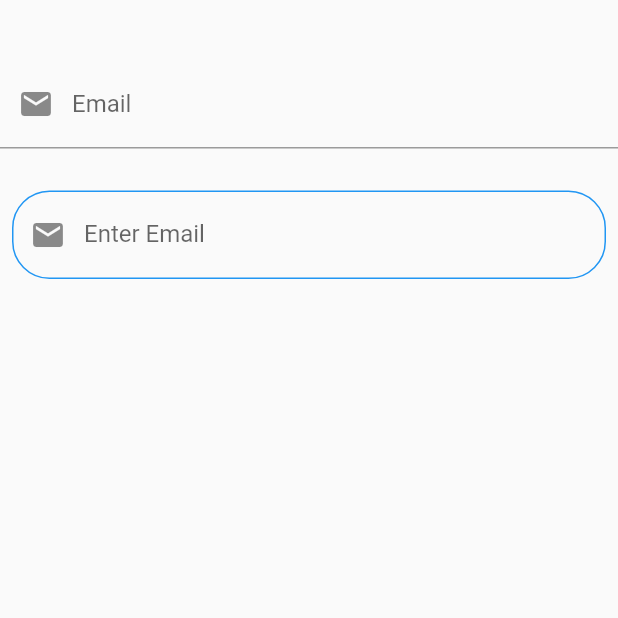
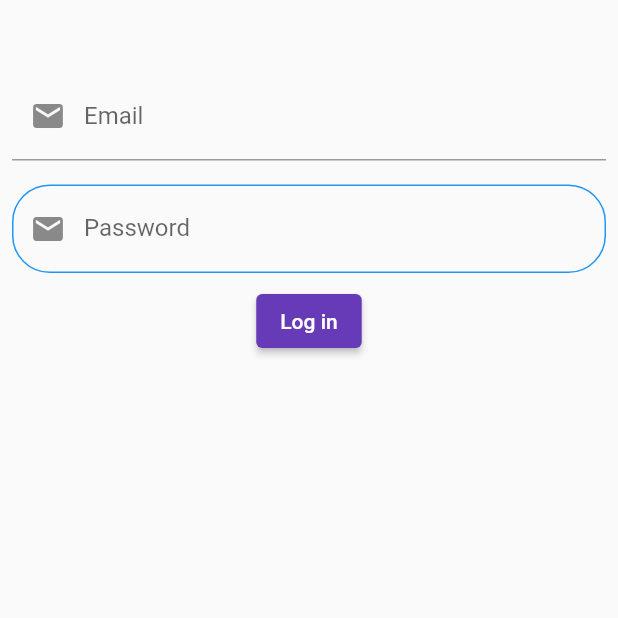
Before and after one commit to AliAltiyev/horoscope_guide, a Flutter app: the screen it shows after launch, on a phone screen of 412 x 824 dp, the top half of it. Run offline on Flutter 3.47's test engine with Material 2 defaults, Android fonts, the phone set to English and light mode, and no system bars; our stand-ins replace palette_generator.

Commit message:
Using TextFormField with validators and using Form with wrapping children

```diff
--- a/lib/widgest/text_form.dart
+++ b/lib/widgest/text_form.dart
@@ -8,6 +8,9 @@ class TextFormExample extends StatefulWidget {
 }
 
 class _TextFormExampleState extends State<TextFormExample> {
+  String? email, password;
+  final formKey = GlobalKey<FormState>();
+
   @override
   Widget build(BuildContext context) {
     return Scaffold(
@@ -17,37 +20,48 @@ class _TextFormExampleState extends State<TextFormExample> {
           child: Column(
             children: <Widget>[
               Form(
+                key: formKey,
                 autovalidateMode: AutovalidateMode.onUserInteraction,
+                child: Column(
+                  children: [
+                    Padding(
+                      padding: const EdgeInsets.all(8.0),
                       child: TextFormField(
+                        onSaved: (value) {
+                          email = value;
+                        },
                         validator: (value) {
-                    if (value!.length < 10) {
-                      return "Your password is too short";
+                          if (value!.isEmpty) {
+                            return "Enter email";
+                          } else if (value!.length < 10) {
+                            return "Your email is too short";
                           } else {
                             return null;
                           }
                         },
                         decoration: const InputDecoration(
-                      label: Text("Email"), prefixIcon: Icon(Icons.email)),
+                            label: Text("Email"),
+                            prefixIcon: Icon(Icons.email)),
                       ),
-              ),
-              const SizedBox(
-                height: 20,
                     ),
                     Padding(
                       padding: const EdgeInsets.all(8.0),
-                child: Form(
-                  autovalidateMode: AutovalidateMode.onUserInteraction,
                       child: TextFormField(
+                        onSaved: (value) {
+                          password = value;
+                        },
                         validator: (value) {
-
-                      if (value!.length < 5) {
+                          if (value!.isEmpty) {
+                            return "Enter password";
+                          } else if (value!.length < 5) {
                             return "Your password is too short";
                           } else {
                             return null;
                           }
                         },
                         decoration: InputDecoration(
-                        labelText: "Enter Email",
+                          prefixIcon: const Icon(Icons.email),
+                          labelText: "Password",
                           fillColor: Colors.white,
                           focusedBorder: OutlineInputBorder(
                             borderRadius: BorderRadius.circular(25.0),
@@ -64,7 +78,7 @@ class _TextFormExampleState extends State<TextFormExample> {
                           ),
                           errorBorder: OutlineInputBorder(
                             borderRadius: BorderRadius.circular(25.0),
-                          borderSide: BorderSide(
+                            borderSide: const BorderSide(
                               color: Colors.red,
                               width: 1.0,
                             ),
@@ -76,10 +90,22 @@ class _TextFormExampleState extends State<TextFormExample> {
                               width: 1.0,
                             ),
                           ),
-                        prefixIcon: const Icon(Icons.email)),
                         ),
                       ),
                     ),
+                    ElevatedButton(
+                        onPressed: () {
+                          final result = formKey.currentState?.validate();
+                          if (result == true) {
+                            formKey.currentState?.save();
+                            ScaffoldMessenger.of(context).showSnackBar(
+                                SnackBar(content: Text("$email $password")));
+                          }
+                        },
+                        child: const Text("Log in"))
+                  ],
+                ),
+              )
             ],
           ),
         ),
```
Lines whose indentation alone changed are shown as unchanged.
